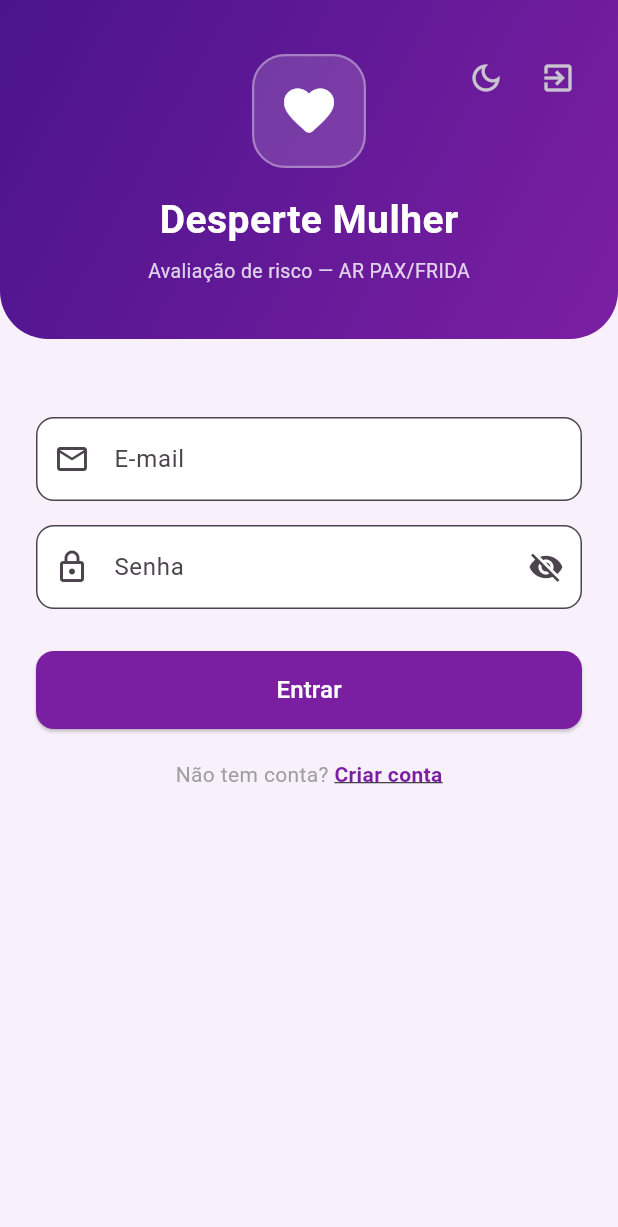
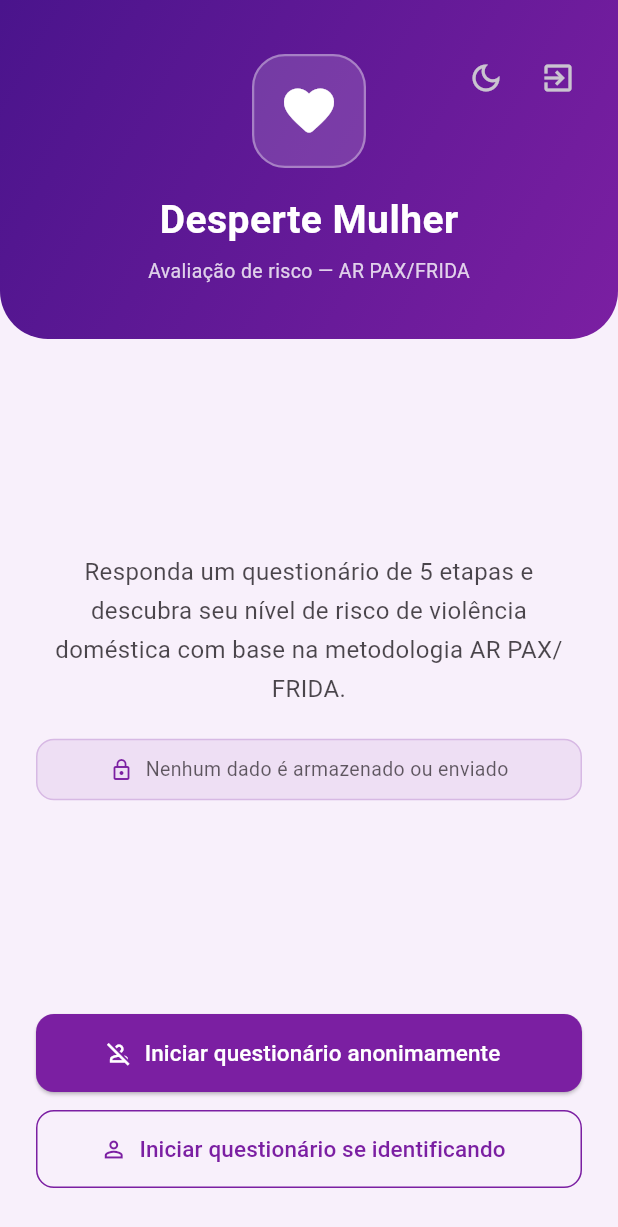
Before and after one commit to guilhermeabreeu6/desperte_mulher, a Flutter app: the screen it shows after launch, on a phone screen of 412 x 824 dp. Shown: the top 1227 px of the screen. Run offline on Flutter 3.47's test engine with Material 3 defaults, Android fonts, the phone set to English and light mode, and no system bars; our stand-ins replace shared_preferences, web.

Commit message:
feat: replace login with anonymous/identified entry screen
- Remove login + register pages entirely (no credentials, no forms)
- New entry screen has two options:
    • 'Iniciar questionário anonimamente' → goes straight to quiz
    • 'Iniciar questionário se identificando' → bottom sheet asks for
      first name only (not saved anywhere, session-only)
- Name threads through QuizPage → ResultPage via Navigator args;
  AppBar title shows 'Resultado de [Nome]' when provided
- ResultPage handles both RiskResult (tests) and Map args for compat
- register_page.dart deleted; registerPage route removed from main.dart
- All 3 widget tests updated to use the new entry flow
- flutter analyze: 0 issues

Co-Authored-By: Claude Sonnet 4.6 <noreply@anthropic.com>

```diff
--- a/lib/common/app_routes.dart
+++ b/lib/common/app_routes.dart
@@ -2,7 +2,6 @@
 class AppRoutes {
   static const loginPage = '/login';
   static const profilePage = '/demo';
-  static const registerPage = '/register';
   static const quizPage = '/quiz';
   static const resultPage = '/result';
 }
--- a/lib/login/login_page.dart
+++ b/lib/login/login_page.dart
@@ -2,61 +2,31 @@ import 'package:flutter/material.dart';
 import '../common/app_routes.dart';
 import '../common/app_bar_actions.dart';
 
-class LoginPage extends StatefulWidget {
+class LoginPage extends StatelessWidget {
   const LoginPage({super.key});
-
-  @override
-  State<LoginPage> createState() => _LoginPageState();
-}
-
-class _LoginPageState extends State<LoginPage> {
-  final _formKey = GlobalKey<FormState>();
-  final _emailController = TextEditingController();
-  final _passwordController = TextEditingController();
-  bool _obscurePassword = true;
-
-  @override
-  void dispose() {
-    _emailController.dispose();
-    _passwordController.dispose();
-    super.dispose();
-  }
-
-  void _onLoginPressed() {
-    if (_formKey.currentState!.validate()) {
-      Navigator.pushNamed(context, AppRoutes.quizPage);
-    }
-  }
-
-  void _openRegistrationPage() {
-    Navigator.pushNamed(context, AppRoutes.registerPage);
-  }
 
   @override
   Widget build(BuildContext context) {
     return Scaffold(
-      backgroundColor: Theme.of(context).scaffoldBackgroundColor,
       body: Column(
         children: [
-          _buildGradientHeader(),
+          _buildGradientHeader(context),
           Expanded(
-            child: SingleChildScrollView(
-              padding: const EdgeInsets.all(24),
-              child: Form(
-                key: _formKey,
+            child: Padding(
+              padding: const EdgeInsets.symmetric(horizontal: 24),
               child: Column(
                 crossAxisAlignment: CrossAxisAlignment.stretch,
                 children: [
-                    const SizedBox(height: 28),
-                    _buildEmailField(),
-                    const SizedBox(height: 16),
-                    _buildPasswordField(),
-                    const SizedBox(height: 28),
-                    _buildLoginButton(),
+                  const Spacer(),
+                  _buildDescription(context),
                   const SizedBox(height: 20),
-                    _buildRegisterLink(),
+                  _buildPrivacyBadge(context),
+                  const Spacer(),
+                  _buildAnonymousButton(context),
+                  const SizedBox(height: 12),
+                  _buildIdentifiedButton(context),
+                  const SizedBox(height: 32),
                 ],
-                ),
               ),
             ),
           ),
@@ -65,7 +35,7 @@ class _LoginPageState extends State<LoginPage> {
     );
   }
 
-  Widget _buildGradientHeader() {
+  Widget _buildGradientHeader(BuildContext context) {
     return Container(
       width: double.infinity,
       padding: EdgeInsets.fromLTRB(
@@ -142,69 +112,178 @@ class _LoginPageState extends State<LoginPage> {
     );
   }
 
-  Widget _buildEmailField() {
-    return TextFormField(
-      controller: _emailController,
-      keyboardType: TextInputType.emailAddress,
-      decoration: const InputDecoration(
-        labelText: 'E-mail',
-        prefixIcon: Icon(Icons.email_outlined),
+  Widget _buildDescription(BuildContext context) {
+    return Text(
+      'Responda um questionário de 5 etapas e descubra seu nível de risco '
+      'de violência doméstica com base na metodologia AR PAX/FRIDA.',
+      style: TextStyle(
+        fontSize: 16,
+        height: 1.6,
+        color: Theme.of(context).colorScheme.onSurface.withValues(alpha: 0.8),
       ),
-      validator: (value) {
-        if (value == null || value.trim().isEmpty) return 'Informe seu e-mail';
-        if (!value.contains('@') || !value.contains('.')) return 'E-mail inválido';
-        return null;
-      },
+      textAlign: TextAlign.center,
     );
   }
 
-  Widget _buildPasswordField() {
-    return TextFormField(
-      controller: _passwordController,
-      obscureText: _obscurePassword,
-      decoration: InputDecoration(
-        labelText: 'Senha',
-        prefixIcon: const Icon(Icons.lock_outlined),
-        suffixIcon: IconButton(
-          icon: Icon(_obscurePassword ? Icons.visibility_off : Icons.visibility),
-          onPressed: () => setState(() => _obscurePassword = !_obscurePassword),
+  Widget _buildPrivacyBadge(BuildContext context) {
+    final cs = Theme.of(context).colorScheme;
+    return Container(
+      padding: const EdgeInsets.symmetric(horizontal: 16, vertical: 10),
+      decoration: BoxDecoration(
+        color: const Color(0xFF7B1FA2).withValues(alpha: 0.08),
+        borderRadius: BorderRadius.circular(12),
+        border: Border.all(
+          color: const Color(0xFF7B1FA2).withValues(alpha: 0.2),
         ),
       ),
-      validator: (value) {
-        if (value == null || value.isEmpty) return 'Informe sua senha';
-        if (value.length < 6) return 'A senha deve ter ao menos 6 caracteres';
-        return null;
-      },
-    );
-  }
-
-  Widget _buildLoginButton() {
-    return SizedBox(
-      height: 52,
-      child: ElevatedButton(
-        onPressed: _onLoginPressed,
-        child: const Text('Entrar', style: TextStyle(fontSize: 16)),
+      child: Row(
+        mainAxisAlignment: MainAxisAlignment.center,
+        children: [
+          const Icon(Icons.lock_outline, color: Color(0xFF7B1FA2), size: 16),
+          const SizedBox(width: 8),
+          Text(
+            'Nenhum dado é armazenado ou enviado',
+            style: TextStyle(
+              fontSize: 13,
+              color: cs.onSurface.withValues(alpha: 0.7),
+            ),
+          ),
+        ],
       ),
     );
   }
 
-  Widget _buildRegisterLink() {
-    return Row(
-      mainAxisAlignment: MainAxisAlignment.center,
-      children: [
-        const Text('Não tem conta? ', style: TextStyle(color: Colors.grey)),
-        GestureDetector(
-          onTap: _openRegistrationPage,
-          child: const Text(
-            'Criar conta',
-            style: TextStyle(
-              color: Color(0xFF7B1FA2),
-              fontWeight: FontWeight.bold,
-              decoration: TextDecoration.underline,
+  Widget _buildAnonymousButton(BuildContext context) {
+    return SizedBox(
+      height: 52,
+      child: ElevatedButton.icon(
+        onPressed: () =>
+            Navigator.pushNamed(context, AppRoutes.quizPage),
+        icon: const Icon(Icons.person_off_outlined),
+        label: const Text(
+          'Iniciar questionário anonimamente',
+          style: TextStyle(fontSize: 15),
         ),
       ),
+    );
+  }
+
+  Widget _buildIdentifiedButton(BuildContext context) {
+    return SizedBox(
+      height: 52,
+      child: OutlinedButton.icon(
+        onPressed: () => _showNameSheet(context),
+        icon: const Icon(Icons.person_outline),
+        label: const Text(
+          'Iniciar questionário se identificando',
+          style: TextStyle(fontSize: 15),
         ),
-      ],
+      ),
+    );
+  }
+
+  void _showNameSheet(BuildContext context) {
+    showModalBottomSheet(
+      context: context,
+      isScrollControlled: true,
+      shape: const RoundedRectangleBorder(
+        borderRadius: BorderRadius.vertical(top: Radius.circular(24)),
+      ),
+      builder: (sheetContext) => _NameSheet(
+        onConfirm: (name) {
+          Navigator.pop(sheetContext);
+          Navigator.pushNamed(
+            context,
+            AppRoutes.quizPage,
+            arguments: name,
+          );
+        },
+        onSkip: () {
+          Navigator.pop(sheetContext);
+          Navigator.pushNamed(context, AppRoutes.quizPage);
+        },
+      ),
     );
   }
 }
+
+class _NameSheet extends StatefulWidget {
+  final ValueChanged<String> onConfirm;
+  final VoidCallback onSkip;
+
+  const _NameSheet({required this.onConfirm, required this.onSkip});
+
+  @override
+  State<_NameSheet> createState() => _NameSheetState();
+}
+
+class _NameSheetState extends State<_NameSheet> {
+  final _controller = TextEditingController();
+
+  @override
+  void dispose() {
+    _controller.dispose();
+    super.dispose();
+  }
+
+  void _confirm() {
+    final name = _controller.text.trim();
+    if (name.isNotEmpty) {
+      widget.onConfirm(name);
+    } else {
+      widget.onSkip();
+    }
+  }
+
+  @override
+  Widget build(BuildContext context) {
+    return Padding(
+      padding: EdgeInsets.fromLTRB(
+        24,
+        24,
+        24,
+        MediaQuery.of(context).viewInsets.bottom + 24,
+      ),
+      child: Column(
+        mainAxisSize: MainAxisSize.min,
+        crossAxisAlignment: CrossAxisAlignment.stretch,
+        children: [
+          const Text(
+            'Como podemos te chamar?',
+            style: TextStyle(fontSize: 18, fontWeight: FontWeight.bold),
+          ),
+          const SizedBox(height: 6),
+          Text(
+            'Apenas o primeiro nome — usado só para personalizar o resultado. '
+            'Nada é salvo.',
+            style: TextStyle(fontSize: 13, color: Colors.grey.shade600),
+          ),
+          const SizedBox(height: 20),
+          TextField(
+            controller: _controller,
+            autofocus: true,
+            textCapitalization: TextCapitalization.words,
+            decoration: const InputDecoration(
+              labelText: 'Seu nome',
+              prefixIcon: Icon(Icons.person_outline),
+            ),
+            onSubmitted: (_) => _confirm(),
+          ),
+          const SizedBox(height: 20),
+          SizedBox(
+            height: 52,
+            child: ElevatedButton(
+              onPressed: _confirm,
+              child: const Text('Continuar', style: TextStyle(fontSize: 16)),
+            ),
+          ),
+          const SizedBox(height: 4),
+          TextButton(
+            onPressed: widget.onSkip,
+            child: const Text('Continuar sem me identificar'),
+          ),
+        ],
+      ),
+    );
+  }
+}
--- a/lib/main.dart
+++ b/lib/main.dart
@@ -2,7 +2,6 @@ import 'package:flutter/material.dart';
 import 'package:desperte_mulher/login/login_page.dart';
 import 'package:desperte_mulher/profile/profile_page.dart';
 import 'Screens/quiz/quiz_page.dart';
-import 'Screens/registration/register_page.dart';
 import 'Screens/result/result_page.dart';
 import 'common/app_routes.dart';
 import 'common/theme_notifier.dart';
@@ -30,7 +29,6 @@ class App extends StatelessWidget {
         routes: {
           AppRoutes.loginPage: (_) => const LoginPage(),
           AppRoutes.profilePage: (_) => const ProfilePage(),
-          AppRoutes.registerPage: (_) => const RegisterPage(),
           AppRoutes.quizPage: (_) => const QuizPage(),
           AppRoutes.resultPage: (_) => const ResultPage(),
         },
```
Also changed, not shown: lib/Screens/quiz/quiz_page.dart (+12 -1 lines), lib/Screens/registration/register_page.dart (deleted, +0 -67 lines), lib/Screens/result/result_page.dart (+12 -2 lines), 3 other files. Lines whose indentation alone changed are shown as unchanged.
